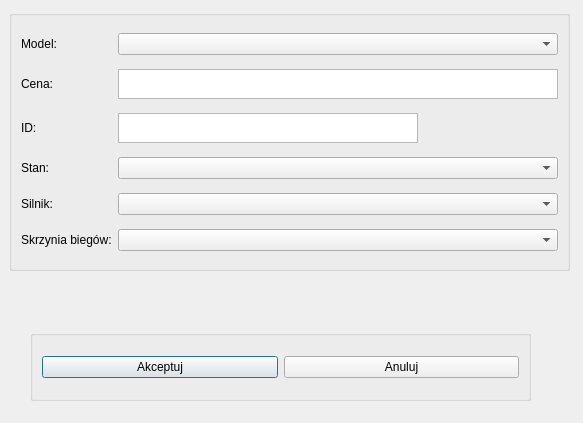
This is PROEProjekt2/addvehicle.ui in emroczko/CarDealershipManagmentApp as Qt 5 draws it before an edit. The edited form follows.
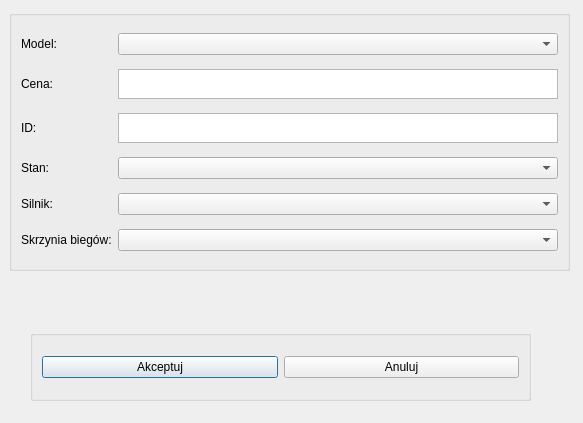
This is the edited form.

Diff of the .ui file:
```diff
--- a/PROEProjekt2/addvehicle.ui
+++ b/PROEProjekt2/addvehicle.ui
@@ -64,7 +64,7 @@
      <widget class="QTextEdit" name="ID_pisz">
       <property name="maximumSize">
        <size>
-        <width>300</width>
+        <width>500</width>
         <height>30</height>
        </size>
       </property>
```
